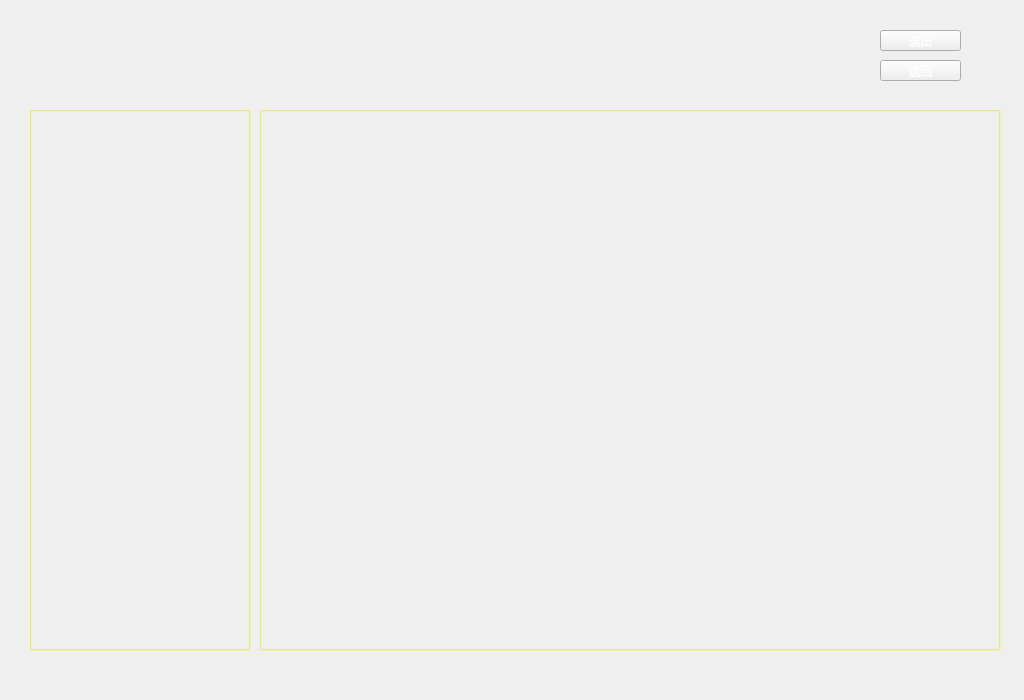
Old version of the form QTProject/Client/lobby.ui in the repository aldenpang/zhajinhua-project.
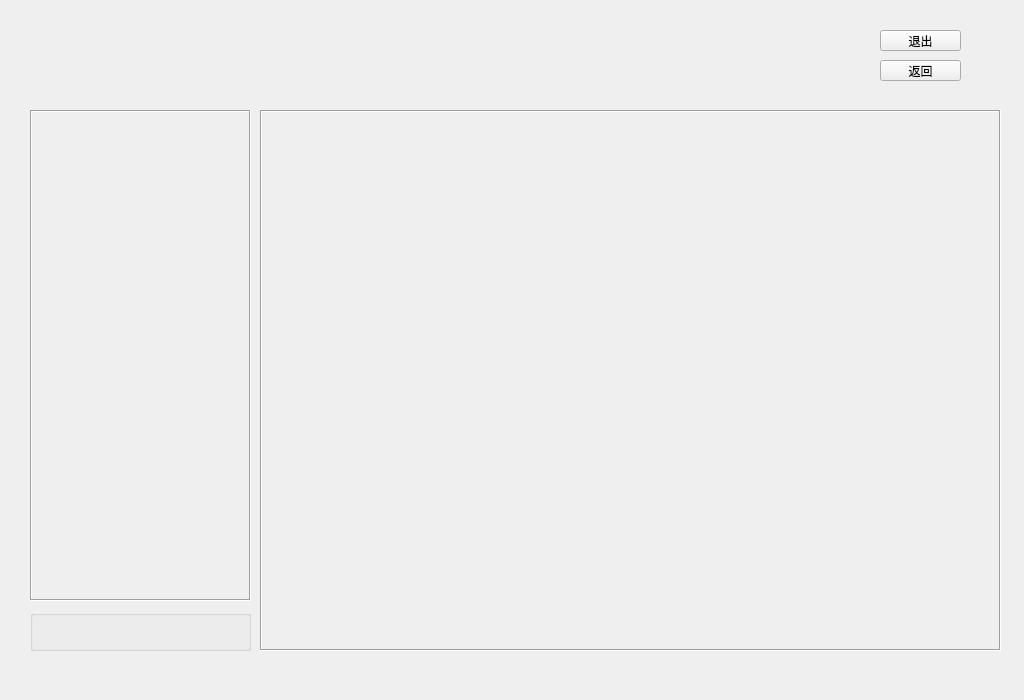
New version of the form. Icons and pictures are not drawn.

Commit message: add table layout as a child of lobby ui

The edit to the form file:
```diff
--- a/QTProject/Client/lobby.ui
+++ b/QTProject/Client/lobby.ui
@@ -26,7 +26,7 @@
    <string>Form</string>
   </property>
   <property name="styleSheet">
-   <string notr="true">QWidget[objectName=&quot;bgWidget&quot;] 
+   <string notr="true">/*QWidget[objectName=&quot;bgWidget&quot;] 
 {
 background-image: url(:/Images/Media/lobby.png);
 }
@@ -61,7 +61,7 @@
 QWidget[objectName=&quot;scrollAreaWidgetContents_2&quot;]
 {
 	background-color: rgba(255, 255, 255, 0);
-}</string>
+}*/</string>
   </property>
   <widget class="QPushButton" name="btn_back">
    <property name="geometry">
@@ -82,7 +82,7 @@
      <x>30</x>
      <y>110</y>
      <width>221</width>
-     <height>541</height>
+     <height>491</height>
     </rect>
    </property>
    <property name="frameShape">
@@ -100,7 +100,7 @@
       <x>0</x>
       <y>0</y>
       <width>219</width>
-      <height>539</height>
+      <height>489</height>
      </rect>
     </property>
    </widget>
@@ -150,6 +150,19 @@
     <string>退出</string>
    </property>
   </widget>
+  <widget class="QGroupBox" name="groupBox">
+   <property name="geometry">
+    <rect>
+     <x>30</x>
+     <y>610</y>
+     <width>221</width>
+     <height>41</height>
+    </rect>
+   </property>
+   <property name="title">
+    <string/>
+   </property>
+  </widget>
  </widget>
  <resources>
   <include location="client.qrc"/>
```
The commit also changes 7 other files.
